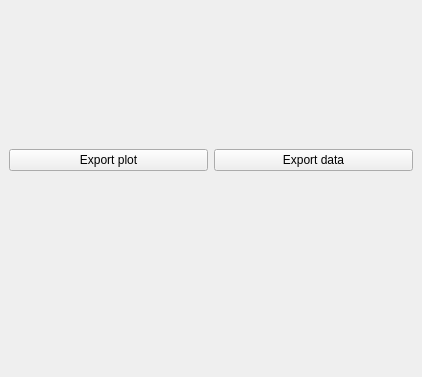
The window that svir/ui/ui_viewer_dock.ui (gem/oq-irmt-qgis) describes before a commit, drawn with Qt 5; both pictures show x 0 to 422 and y 280 to 657 of the 422 by 657 pixel window.
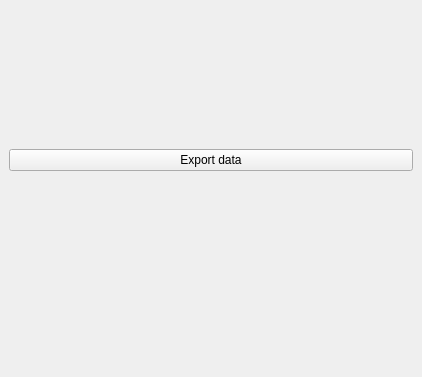
The same window after the commit. Icons and pictures are not drawn.

Diff of the .ui file:
```diff
--- a/svir/ui/ui_viewer_dock.ui
+++ b/svir/ui/ui_viewer_dock.ui
@@ -45,13 +45,6 @@
     </item>
     <item>
      <layout class="QHBoxLayout" name="horizontalLayout_2">
-      <item>
-       <widget class="QPushButton" name="export_image_button">
-        <property name="text">
-         <string>Export plot</string>
-        </property>
-       </widget>
-      </item>
       <item>
        <widget class="QPushButton" name="export_data_button">
         <property name="text">
```
Left out of the diff: 2 changed lines with no effect on the pictures.
